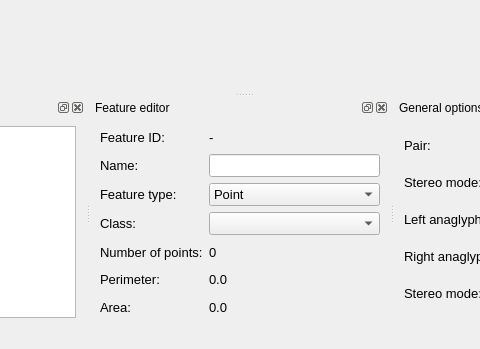
Qt form qt/interface/Stereoplotter.ui (e-foto/e-foto) before a commit; both pictures show x 337 to 817 and y 251 to 600 of the 1062 by 600 pixel window.
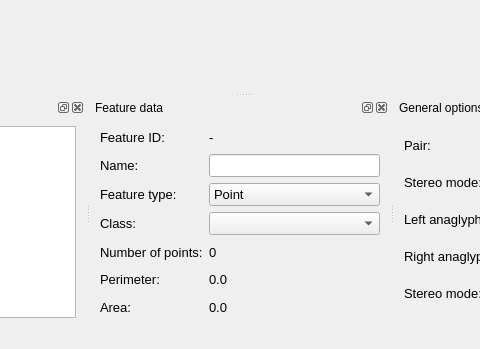
The same form after that commit. Icons and pictures are not drawn.

Commit message: Stereoplotter code reviewed to promote refresh of feature data when your measurement are  occurring.

What changed in the file:
```diff
--- a/qt/interface/Stereoplotter.ui
+++ b/qt/interface/Stereoplotter.ui
@@ -69,7 +69,7 @@
     <set>QDockWidget::AllDockWidgetFeatures</set>
    </property>
    <property name="windowTitle">
-    <string>Feature editor</string>
+    <string>Feature data</string>
    </property>
    <attribute name="dockWidgetArea">
     <number>8</number>
```
Left out of the diff: 3 changed lines with no effect on the pictures. The commit also changes 5 other files.
